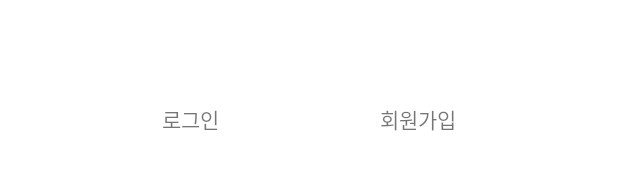
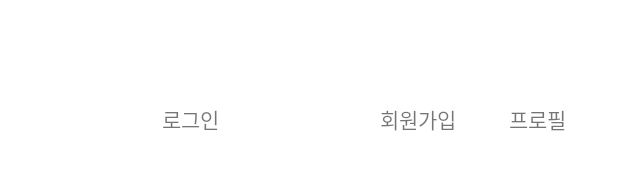
Before and after one commit to MadMax-Team/honbap_signal_android, an Android app: the layout fragment_home.xml on its own in the app's theme, with its tools: preview values and no code run, on a phone screen of 412 x 824 dp. Shown: the part 499-669 px from the top of the screen. Run offline under Robolectric (Android 15) with nearby library versions, the phone set to English and light mode, and no system bars.

Commit message:
크게 손대기전

```diff
--- a/app/src/main/AndroidManifest.xml
+++ b/app/src/main/AndroidManifest.xml
@@ -8,7 +8,8 @@
     <uses-permission android:name="android.permission.INTERNET"/>
    <uses-permission android:name="android.permission.ACCESS_FINE_LOCATION" />
     <uses-permission android:name="android.permission.ACCESS_COARSE_LOCATION"/>
-
+    //permission for gallery
+    <uses-permission android:name="android.permission.READ_EXTERNAL_STORAGE"/>
     <application
         android:allowBackup="true"
         android:icon="@mipmap/ic_launcher"
@@ -32,6 +33,8 @@
         <activity android:name="com.example.HonbabSignal.MapActivity"/>
         <activity android:name="com.example.HonbabSignal.LogInActivity"/>
         <activity android:name="com.example.HonbabSignal.SignUpActivity"/>
+        <activity android:name="com.example.HonbabSignal.ProfileActivity"/>
+
     </application>
 
 </manifest>
--- a/app/src/main/res/layout/fragment_home.xml
+++ b/app/src/main/res/layout/fragment_home.xml
@@ -35,6 +35,16 @@
         app:layout_constraintEnd_toEndOf="parent"
         app:layout_constraintTop_toTopOf="parent"
         app:layout_constraintBottom_toBottomOf="parent"/>
+
+    <TextView
+        android:id="@+id/home_profile_tv"
+        android:layout_width="wrap_content"
+        android:layout_height="wrap_content"
+        android:text="프로필"
+        app:layout_constraintStart_toEndOf="@id/home_sign_up_tv"
+        app:layout_constraintEnd_toEndOf="parent"
+        app:layout_constraintTop_toTopOf="parent"
+        app:layout_constraintBottom_toBottomOf="parent"/>
 <!--    <TextView-->
 <!--        android:layout_width="wrap_content"-->
 <!--        android:layout_height="wrap_content"-->
```
Also changed, not shown: app/src/main/java/com/example/HonbabSignal/HomeFragment.kt (+8 -0 lines), app/src/main/java/com/example/HonbabSignal/ProfileActivity.kt (+39 -1 lines), app/src/main/java/com/example/HonbabSignal/SignUpActivity.kt (+0 -60 lines).
